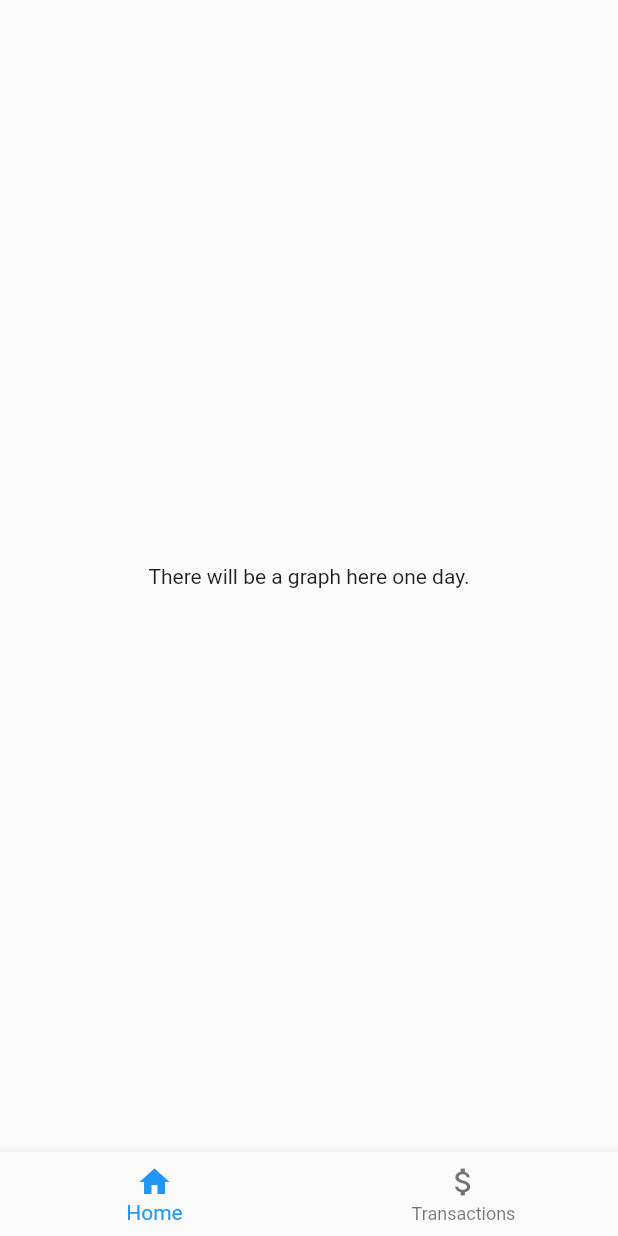
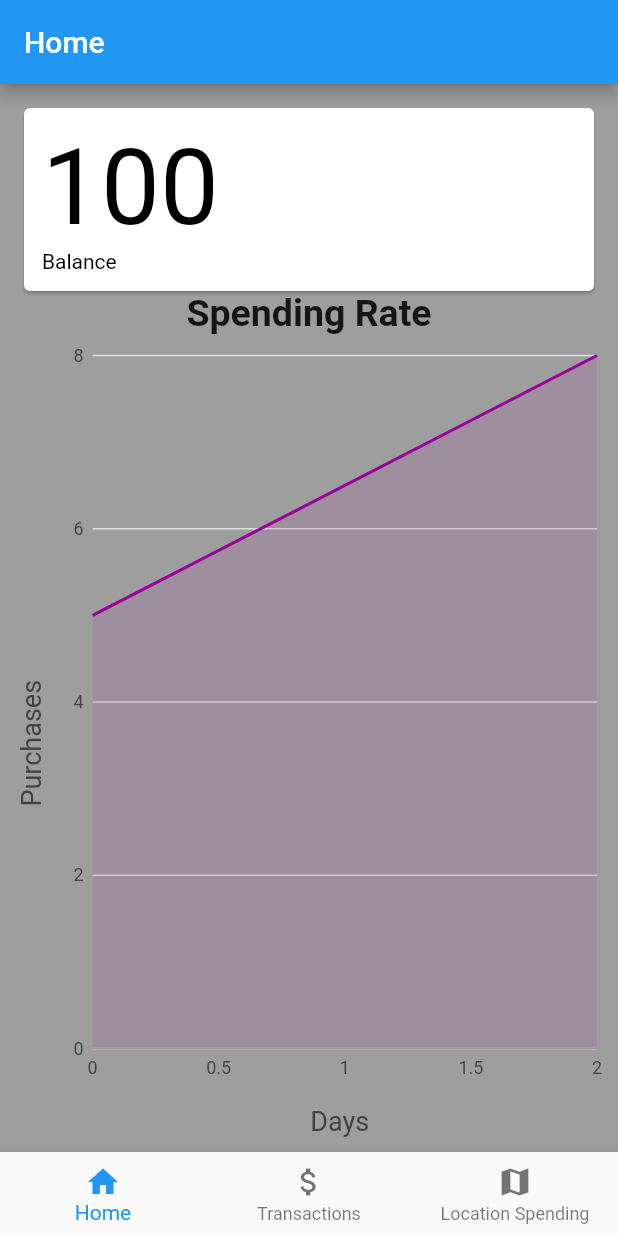
Before and after one commit to jackpeplinski/western-waffle, a Flutter app: the screen it shows after launch, on a phone screen of 412 x 824 dp. Run offline on Flutter 3.47's test engine with Material 2 defaults, Android fonts, the phone set to English and light mode, and no system bars; our stand-ins replace charts_flutter.

Commit message:
graphs added

```diff
--- a/lib/Home.dart
+++ b/lib/Home.dart
@@ -1,4 +1,5 @@
 import 'package:flutter/material.dart';
+import './spendingRate.dart';
 
 class Home extends StatefulWidget {
   @override
@@ -8,14 +9,15 @@ class Home extends StatefulWidget {
 class _HomeState extends State<Home> {
   @override
   Widget build(BuildContext context) {
-    return Scaffold(
-      body: Center(
-        child: Column(
-          mainAxisAlignment: MainAxisAlignment.center,
-            children: <Widget>[
-              Text('There will be a graph here one day.',),
-            ],
+    return MaterialApp(
+      home: Scaffold(
+        //background and AppBar
+        backgroundColor: Colors.grey,
+        appBar: AppBar(
+          title: Text('Home'),
         ),
+      //SpendingRate also contains the balance card
+      body: SpendingRate(),
       ),
     );
   }
--- a/lib/Transactions.dart
+++ b/lib/Transactions.dart
@@ -1,3 +1,4 @@
+//creates the transactions page
 import 'package:flutter/material.dart';
 import 'TransactionsClass.dart';
 
@@ -7,9 +8,9 @@ class TransactionsPage extends StatefulWidget {
 }
 
 class _TransactionsPageState extends State<TransactionsPage> {
-
-  List<Transaction> transactions = [
-    Transaction(type:'Buy', location:'Medway-Sydenham', charge:"500", date:"2020-01-01")
+  List<Transaction> transactions = [ //data goes here
+    Transaction(type:'Buy', location:'Medway-Sydenham', charge:"500", date:"2020-01-01"),
+    Transaction(type:'Buy', location: 'Delaware', charge:"600", date:"2020-01-01"),
   ];
 
   Widget transactionTemplate(transaction){
@@ -66,6 +67,7 @@ class _TransactionsPageState extends State<TransactionsPage> {
         title: Text('Transactions'),
       ),
       body: Column(
+        //makes transactions card appear on screen
         children: transactions.map((transaction) => transactionTemplate(transaction)).toList(),
       )
     );
--- a/lib/TransactionsClass.dart
+++ /dev/null
@@ -1,11 +0,0 @@
-class Transaction {
-  String type;
-  /*type is usually not included in the transaction
-  bcs buys are so common... wb charge deactivation?*/
-  String location;
-  String charge;
-  String date;
-
-  Transaction({this.type, this.location, this.charge, this.date});
-
-}
--- /dev/null
+++ b/lib/balanceCard.dart
@@ -0,0 +1,37 @@
+import 'package:flutter/material.dart';
+
+class BalanceCard extends StatefulWidget {
+  @override
+  _BalanceCardState createState() => _BalanceCardState();
+}
+
+class _BalanceCardState extends State<BalanceCard> {
+  @override
+  Widget build(BuildContext context) {
+    return Card(
+      margin: const EdgeInsets.fromLTRB(16.0, 16.0, 16.0, 0),
+      child: Padding(
+        padding: const EdgeInsets.all(12.0),
+        child: Column(
+          crossAxisAlignment: CrossAxisAlignment.stretch,
+          children: <Widget>[
+            Text(
+              "100",
+              style: TextStyle(
+                fontSize: 70.0,
+                color: Colors.black,
+              ),
+            ),
+            Text(
+              "Balance",
+              style: TextStyle(
+                fontSize: 14.0,
+                color: Colors.black,
+              ),
+            ),
+          ],
+        ),
+      ),
+    );
+  }
+}
--- /dev/null
+++ b/lib/locationSpending.dart
@@ -0,0 +1,97 @@
+import 'package:charts_flutter/flutter.dart' as charts;
+import 'package:flutter/material.dart';
+
+class LocationSpending extends StatefulWidget {
+  @override
+  _LocationSpendingState createState() => _LocationSpendingState();
+}
+
+class _LocationSpendingState extends State<LocationSpending> {
+  List<charts.Series<Location, String>> _seriesLocationData;
+
+  _generateData() { //data goes in here
+    var locationData =[
+      //colors must use andriod format
+      Location("Medway-Sydenham", 5.80, Color(0xFFA533FF)),
+      Location("Delaware", 10.01, Color(0xFFCA88FF)),
+    ];
+
+    _seriesLocationData.add(
+      charts.Series(
+        //the =>__ means "holds the __ value"
+        domainFn: (Location location, _) => location.location,
+        measureFn: (Location location, _) => location.chargePercent,
+        id: "Spending by Location",
+        data: locationData,
+        colorFn: (Location location, _) => charts.ColorUtil.fromDartColor(location.color),
+        //puts percent inside pie chart
+          labelAccessorFn:  (Location row, _)=>'${row.chargePercent}',
+      ),//charts.Series
+    );//_seriesLocationData.add
+  }
+
+  @override
+  //initState is called on start up to sync data
+  void initState() {
+    super.initState();
+    _seriesLocationData = List<charts.Series<Location, String>>();
+    _generateData();
+  }
+
+  @override
+  Widget build(BuildContext context) {
+    return MaterialApp(
+      home: Scaffold(
+        appBar: AppBar(
+          title: Text('Location Spending'),
+        ),
+        body: Container(
+          child: Center(
+            child: Column(
+              children: <Widget>[
+                //creates title
+                Text('Spending by Location',style: TextStyle(fontSize: 24.0,fontWeight: FontWeight.bold),),
+                SizedBox(height: 10.0,),
+                Expanded(
+                  //creates PieChat
+                  child: charts.PieChart(
+                    _seriesLocationData,
+                    animate: true,
+                    animationDuration: Duration(seconds: 1),
+                    behaviors: [
+                        charts.DatumLegend(
+                        outsideJustification: charts.OutsideJustification.endDrawArea,
+                        horizontalFirst: false,
+                        desiredMaxRows: 2,
+                        cellPadding: new EdgeInsets.only(right: 4.0, bottom: 4.0),
+                        entryTextStyle: charts.TextStyleSpec(
+                            color: charts.MaterialPalette.purple.shadeDefault,
+                            fontFamily: 'Georgia',
+                            fontSize: 11),
+                      )
+                    ],
+                    defaultRenderer: new charts.ArcRendererConfig(
+                      arcWidth: 100,
+                      arcRendererDecorators: [
+                        new charts.ArcLabelDecorator(
+                        labelPosition: charts.ArcLabelPosition.inside)
+                      ]
+                    ),
+                  ),
+                ),
+              ],
+            ),
+          ),
+        ),
+      ),
+    );
+  }
+}
+
+class Location {
+  String location;
+  double chargePercent;
+  Color color;
+
+  Location(this.location, this.chargePercent, this.color);
+}
--- a/lib/main.dart
+++ b/lib/main.dart
@@ -1,6 +1,7 @@
 import 'package:flutter/material.dart';
 import './Home.dart';
 import './Transactions.dart';
+import './locationSpending.dart';
 
 void main() => runApp(WesternFood());
 
@@ -10,45 +11,44 @@ class WesternFood extends StatefulWidget {
 }
 
 class _WesternFoodState extends State<WesternFood> {
-  //underscore variables e.g. '_selectedTab' are only variables in the page where they are present
+
+  //intializes, declares, assigns var (the zero is arbitrary)
   int _selectedTab = 0;
-  final _potentialTabs = [
+  final List<Widget> _potentialTabs = [
     //pages here must be listed in the same order that they are listed in the navigation bar widget below
     Home(),
     TransactionsPage(),
-    //Settings(),
+    LocationSpending(),
   ];
+
   @override
   Widget build(BuildContext context) {
     return MaterialApp(
       home: Scaffold(
-        //???don't understand syntax for body below
+        //access _selectedTab from the list of _potentialTabs
         body: _potentialTabs[_selectedTab],
-        //???isn't it redundant to have 'bottomNavigationBar: BottomNavigationBar(' why not just 'BottomNavigationBar('
         bottomNavigationBar: BottomNavigationBar(
           currentIndex: _selectedTab,
-          //don't understand syntax for onTap below
+          //change page displayed to _selectedTab .
           onTap:(int index){
             setState((){
               _selectedTab = index;
-            });//setState
-          },//onTap
+            }); //setState
+          }, //onTap
           items: [
             BottomNavigationBarItem(
               icon: Icon(Icons.home),
               title: Text('Home'),
             ),
             BottomNavigationBarItem(
-            //could also use .access_time as an icon and then use .attach_money as icon for adding profits
               icon: Icon(Icons.attach_money),
               title: Text('Transactions'),
             ),
-            //uncomment to the following section when settings has been added
-            /*BottomNavigationBarItem(
-              icon: Icon(Icons.settings),
-              title: Text('Settings'),
-            ),*/
-          ], //items
+             BottomNavigationBarItem(
+              icon: Icon(Icons.map),
+              title: Text('Location Spending'),
+            ),
+          ],
         ),
       ),
     );
--- /dev/null
+++ b/lib/spendingRate.dart
@@ -0,0 +1,74 @@
+import 'package:charts_flutter/flutter.dart' as charts;
+import 'package:flutter/material.dart';
+import './balanceCard.dart';
+
+class SpendingRate extends StatefulWidget {
+  @override
+  _SpendingRateState createState() => _SpendingRateState();
+}
+
+class _SpendingRateState extends State<SpendingRate> {
+    //creates list w var name _seriesBalanceData
+    List<charts.Series<Balance, int>> _seriesBalanceData;
+
+  _generateData() { //data goes in here
+    var spendingRate = [
+      Balance(5, 0),
+      Balance(8, 2),
+    ];
+    _seriesBalanceData.add(
+      charts.Series(
+        //colors have to be in andriod form
+        colorFn: (_, __) => charts.ColorUtil.fromDartColor(Color(0xff990099)),
+        id: 'Hello',
+        data: spendingRate,
+        domainFn: (Balance balance, _) => balance.date,
+        measureFn: (Balance balance, _) => balance.charge,
+      ),
+    );
+  }
+
+  @override
+  void initState() {
+    super.initState();
+    _seriesBalanceData = List<charts.Series<Balance, int>>();
+    _generateData();
+  }
+
+  @override
+  Widget build(BuildContext context) {
+    return Column(
+    children: <Widget>[
+      BalanceCard(),
+      Text('Spending Rate', style: TextStyle(fontSize: 25.0,fontWeight: FontWeight.bold),),
+        Expanded(
+          child: charts.LineChart(
+            _seriesBalanceData,
+            defaultRenderer: charts.LineRendererConfig(includeArea: true),
+            animate: true,
+            animationDuration: Duration(seconds: 1),
+            behaviors: [
+              charts.ChartTitle(
+                'Days',
+                behaviorPosition: charts.BehaviorPosition.bottom,
+                titleOutsideJustification:charts.OutsideJustification.middleDrawArea,
+              ),
+              charts.ChartTitle(
+                'Purchases',
+                behaviorPosition: charts.BehaviorPosition.start,
+                titleOutsideJustification: charts.OutsideJustification.middleDrawArea,
+              ),
+            ]
+          ),
+        ),
+      ],
+    );
+  }
+}
+
+class Balance {
+  int charge;
+  int date;
+
+  Balance(this.charge, this.date);
+}
```
Also changed, not shown: lib/notes.dart (added, +23 -0 lines), pubspec.yaml (line endings or trailing spaces), 1 other file.
